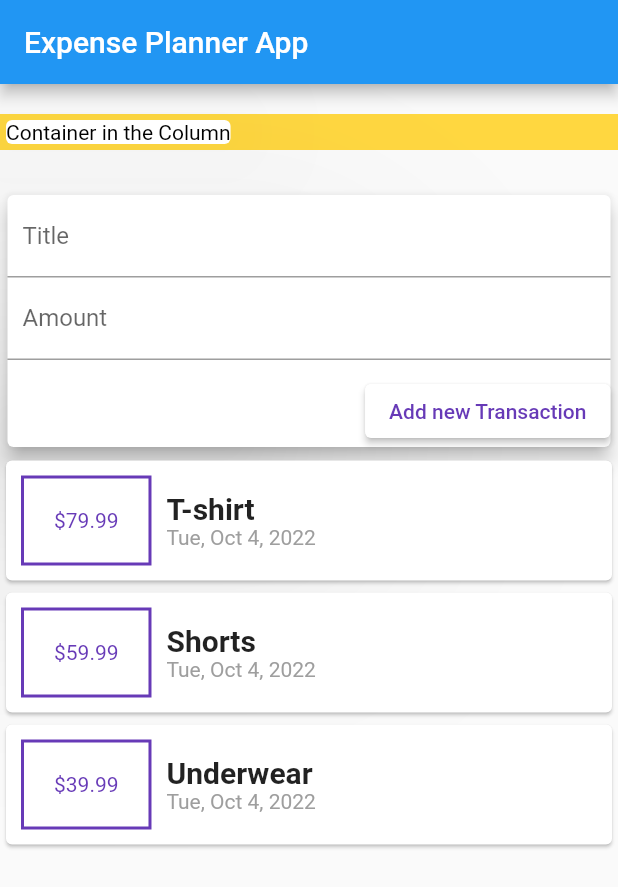
After one commit to Khawajafakhar/Expenses_planner, a Flutter app: the screen it shows after launch, on a phone screen of 412 x 824 dp. The commit adds this screen. Shown: the top 887 px of the screen. Run offline on Flutter 3.47's test engine with Material 2 defaults, Android fonts, the light colour scheme and no system bars; missing offline and left inert: dart:ffi.

Commit message:
User Transactions added

```diff
--- a/lib/Transactions.dart
+++ b/lib/models/transactions.dart
@@ -1,7 +1,9 @@
 
 
+import 'dart:ffi';
+
 class Transactions{
-int id;
+DateTime id ;
 String title;
 double amount;
 DateTime time;
--- /dev/null
+++ b/lib/widgets/new_transaction.dart
@@ -0,0 +1,54 @@
+// ignore: file_names
+// ignore_for_file: prefer_const_constructors
+
+import 'package:expense_planner_app/widgets/user_transaction.dart';
+import 'package:flutter/material.dart';
+import 'user_transaction.dart';
+
+class NewTransactions extends StatelessWidget {
+  final Function addfx;
+  NewTransactions(this.addfx);
+  final titleinput = TextEditingController();
+  final amountinput = TextEditingController();
+  @override
+  Widget build(BuildContext context) {
+    return Card(
+        margin: EdgeInsets.all(5),
+        elevation: 5,
+        child: Column(children: [
+          TextField(
+            decoration: InputDecoration(
+                labelText: 'Title', contentPadding: EdgeInsets.all(10)),
+            //onChanged: (text){
+            //title=text;1
+            controller: titleinput,
+          ),
+          TextField(
+            decoration: InputDecoration(
+                labelText: 'Amount', contentPadding: EdgeInsets.all(10)),
+            //onChanged: (text){
+            //amount=text;}
+            controller: amountinput,
+          ),
+          Container(
+            margin: EdgeInsets.only(top: 10),
+            child: Row(
+              mainAxisAlignment: MainAxisAlignment.end,
+              children: [
+                ElevatedButton(
+                    style: ButtonStyle(
+                        backgroundColor:
+                            MaterialStateProperty.all(Colors.white)),
+                    onPressed: () {
+                      addfx( titleinput.text,double.tryParse(amountinput.text));
+                    },
+                    child: Text(
+                      'Add new Transaction',
+                      style: TextStyle(color: Colors.deepPurple),
+                    )),
+              ],
+            ),
+          ),
+        ]));
+  }
+}
--- /dev/null
+++ b/lib/widgets/transactions_list.dart
@@ -0,0 +1,52 @@
+// ignore_for_file: prefer_const_constructors
+
+import 'package:expense_planner_app/models/Transactions.dart';
+import 'package:flutter/material.dart';
+import 'package:intl/intl.dart';
+import './user_transaction.dart';
+
+class TransactionList extends StatelessWidget {
+  final List<Transactions> transaction;
+
+ TransactionList({required this.transaction});
+
+  @override
+  Widget build(BuildContext context) {
+    return SingleChildScrollView(
+      child: Column(
+        children: transaction
+            .map((e) => Card(
+                    child: Row(
+                  children: [
+                    Container(
+                      decoration: BoxDecoration(
+                          shape: BoxShape.rectangle,
+                          border: Border.all(width: 2, color: Colors.deepPurple)),
+                      padding: EdgeInsets.all(20),
+                      margin: EdgeInsets.all(10),
+                      child: Text(
+                        '\$${e.amount}',
+                        style: TextStyle(color: Colors.deepPurple),
+                      ),
+                    ),
+                    Column(
+                      crossAxisAlignment: CrossAxisAlignment.start,
+                      children: [
+                        Text(
+                          e.title,
+                          style: TextStyle(
+                              fontSize: 20, fontWeight: FontWeight.bold),
+                        ),
+                        Text(
+                          DateFormat.yMMMEd().format(e.time),
+                          style: TextStyle(color: Colors.grey),
+                        ),
+                      ],
+                    ),
+                  ],
+                )))
+            .toList(),
+      ),
+    );
+  }
+}
--- /dev/null
+++ b/lib/widgets/user_transaction.dart
@@ -0,0 +1,39 @@
+
+import 'package:expense_planner_app/widgets/transactions_list.dart';
+import 'package:flutter/material.dart';
+
+import '../models/Transactions.dart';
+import './transactions_list.dart';
+import 'New_transaction.dart';
+
+class UserTransaction extends StatefulWidget {
+  //var title;
+  // var amount;
+ const UserTransaction({ Key? key }) : super(key: key);
+// UserTransaction({this.amount,this.title});
+
+  @override
+  State<UserTransaction> createState() => _UserTransactionState();
+}
+
+class _UserTransactionState extends State<UserTransaction> {
+ final List<Transactions> _transaction = [
+    Transactions(id: DateTime.now(), amount: 79.99, time: DateTime.now(), title: 'T-shirt'),
+    Transactions(id: DateTime.now(), amount: 59.99, time: DateTime.now(), title: 'Shorts'),
+    Transactions(
+        id: DateTime.now(), amount: 39.99, time: DateTime.now(), title: 'Underwear')
+  ];
+void addTransaction(String title,double amount){
+  final newtx=Transactions(id: DateTime.now(), amount: amount, time: DateTime.now(), title: title);
+ // TransactionList(transaction: _transaction);
+ setState(() {
+   _transaction.add(newtx);
+ });
+}
+
+
+  @override
+  Widget build(BuildContext context) {
+    return Column(children: [NewTransactions(addTransaction),TransactionList(transaction: _transaction)],);
+  }
+}
```
Also changed, not shown: lib/main.dart (+8 -86 lines).
